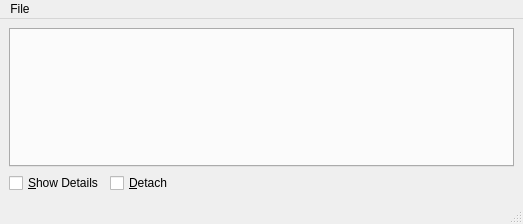
First picture: the form in client/src/mainwindow.ui, repository KDAB/FatCRM, before the edit.
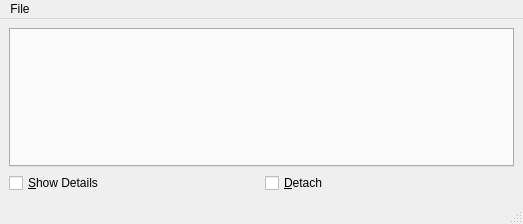
Second picture: the form after the edit.

Commit message: a few fixes related to issue I found while squshifying - add a toolbar to the main window - fix update of the detail widget after removing an item

Diff of the .ui file:
```diff
--- a/client/src/mainwindow.ui
+++ b/client/src/mainwindow.ui
@@ -42,19 +42,6 @@
           </property>
          </widget>
         </item>
-        <item>
-         <spacer name="horizontalSpacer">
-          <property name="orientation">
-           <enum>Qt::Horizontal</enum>
-          </property>
-          <property name="sizeHint" stdset="0">
-           <size>
-            <width>258</width>
-            <height>20</height>
-           </size>
-          </property>
-         </spacer>
-        </item>
        </layout>
       </item>
      </layout>
```
The commit also changes 7 other files.
